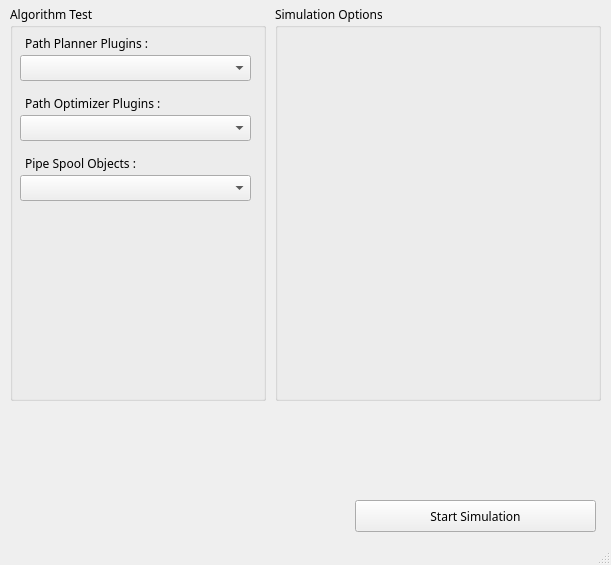
Qt form python/simtool/simtool.ui (elecun/flame_robotics_drt) before a commit.
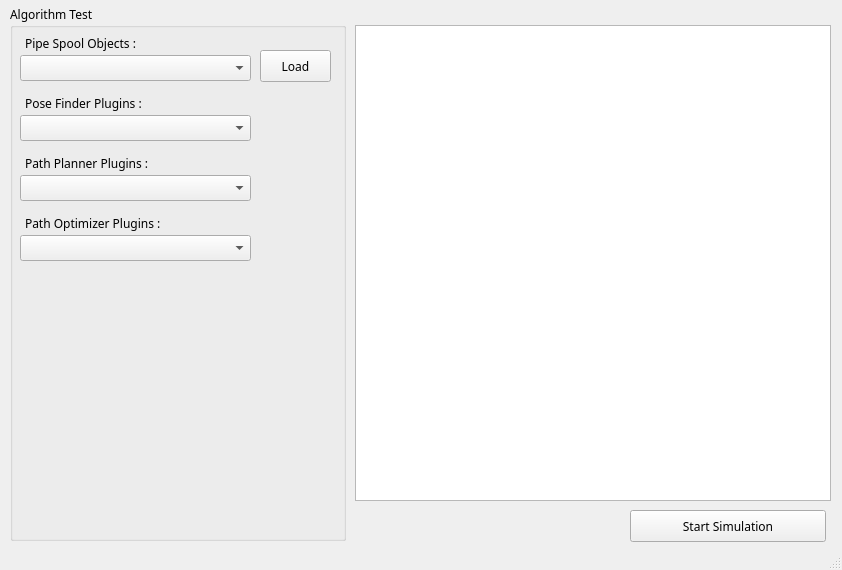
The same form after that commit. Icons and pictures are not drawn.

Commit message: updated simtool for zpipe

The edit to the form file:
```diff
--- a/python/simtool/simtool.ui
+++ b/python/simtool/simtool.ui
@@ -7,8 +7,8 @@
    <rect>
     <x>0</x>
     <y>0</y>
-    <width>611</width>
-    <height>565</height>
+    <width>842</width>
+    <height>570</height>
    </rect>
   </property>
   <property name="font">
@@ -35,8 +35,8 @@
      <rect>
       <x>10</x>
       <y>5</y>
-      <width>256</width>
-      <height>396</height>
+      <width>336</width>
+      <height>536</height>
      </rect>
     </property>
     <property name="title">
@@ -46,7 +46,7 @@
      <property name="geometry">
       <rect>
        <x>10</x>
-       <y>50</y>
+       <y>170</y>
        <width>231</width>
        <height>26</height>
       </rect>
@@ -56,7 +56,7 @@
      <property name="geometry">
       <rect>
        <x>15</x>
-       <y>30</y>
+       <y>150</y>
        <width>221</width>
        <height>16</height>
       </rect>
@@ -69,7 +69,7 @@
      <property name="geometry">
       <rect>
        <x>15</x>
-       <y>90</y>
+       <y>210</y>
        <width>221</width>
        <height>16</height>
       </rect>
@@ -82,7 +82,7 @@
      <property name="geometry">
       <rect>
        <x>10</x>
-       <y>110</y>
+       <y>230</y>
        <width>231</width>
        <height>26</height>
       </rect>
@@ -92,7 +92,7 @@
      <property name="geometry">
       <rect>
        <x>15</x>
-       <y>150</y>
+       <y>30</y>
        <width>221</width>
        <height>16</height>
       </rect>
@@ -105,32 +105,55 @@
      <property name="geometry">
       <rect>
        <x>10</x>
-       <y>170</y>
+       <y>50</y>
        <width>231</width>
        <height>26</height>
       </rect>
      </property>
     </widget>
-   </widget>
-   <widget class="QGroupBox" name="groupBox">
-    <property name="geometry">
-     <rect>
-      <x>275</x>
-      <y>5</y>
-      <width>326</width>
-      <height>396</height>
-     </rect>
-    </property>
-    <property name="title">
-     <string>Simulation Options</string>
-    </property>
+    <widget class="QPushButton" name="btn_load_spool">
+     <property name="geometry">
+      <rect>
+       <x>250</x>
+       <y>45</y>
+       <width>71</width>
+       <height>32</height>
+      </rect>
+     </property>
+     <property name="text">
+      <string>Load</string>
+     </property>
+    </widget>
+    <widget class="QLabel" name="label_4">
+     <property name="geometry">
+      <rect>
+       <x>15</x>
+       <y>90</y>
+       <width>221</width>
+       <height>16</height>
+      </rect>
+     </property>
+     <property name="text">
+      <string>Pose Finder Plugins :</string>
+     </property>
+    </widget>
+    <widget class="QComboBox" name="cbx_plugin_posefinder">
+     <property name="geometry">
+      <rect>
+       <x>10</x>
+       <y>110</y>
+       <width>231</width>
+       <height>26</height>
+      </rect>
+     </property>
+    </widget>
    </widget>
    <widget class="QPushButton" name="btn_start_simulation">
     <property name="geometry">
      <rect>
-      <x>355</x>
-      <y>500</y>
-      <width>241</width>
+      <x>630</x>
+      <y>510</y>
+      <width>196</width>
       <height>32</height>
      </rect>
     </property>
@@ -138,6 +161,16 @@
      <string>Start Simulation</string>
     </property>
    </widget>
+   <widget class="QListView" name="list_process_status">
+    <property name="geometry">
+     <rect>
+      <x>355</x>
+      <y>25</y>
+      <width>476</width>
+      <height>476</height>
+     </rect>
+    </property>
+   </widget>
   </widget>
   <widget class="QStatusBar" name="statusbar"/>
   <action name="actionExit">
```
The commit also changes 15 other files.
